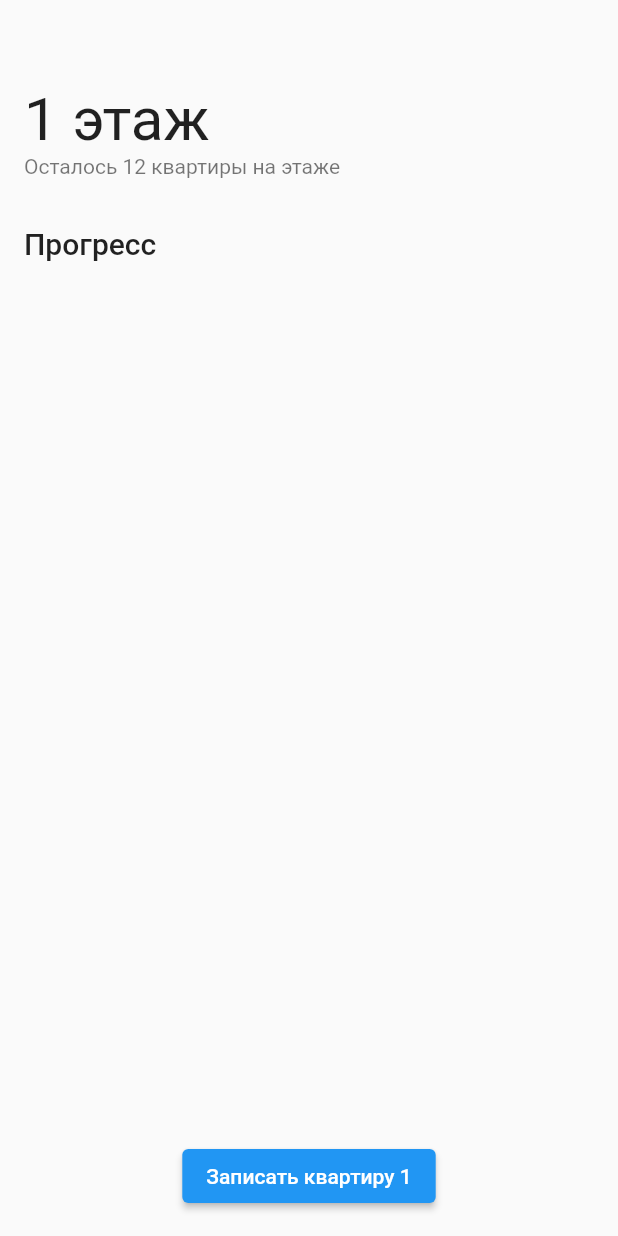
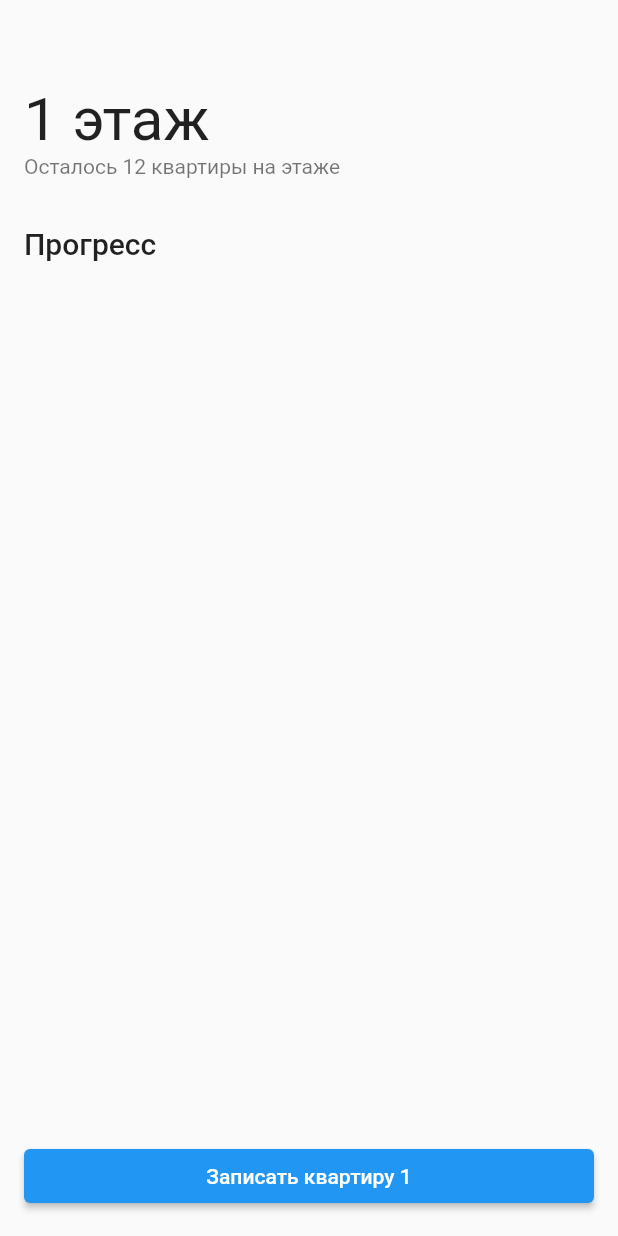
Before and after one commit to voyager-108/frontend, a Flutter app: the screen it shows after launch, on a phone screen of 412 x 824 dp. Run offline on Flutter 3.47's test engine with Material 2 defaults, Android fonts, the phone set to English and light mode, and no system bars; our stand-ins replace camera, flutter_riverpod, location.

```diff
--- a/lib/camera/view/pages/camera_page.dart
+++ b/lib/camera/view/pages/camera_page.dart
@@ -42,6 +42,7 @@ class _CameraPageState extends ConsumerState<CameraPage> {
                         ref
                             .read(CameraDI.cameraPageControllerProvider)
                             .stopRecording(ref);
+                        Navigator.pop(context);
                       },
                       child: const Text("Закончить запись квартиры")),
                 )
--- a/lib/camera/view/pages/house_page.dart
+++ b/lib/camera/view/pages/house_page.dart
@@ -34,12 +34,7 @@ class _HousePageState extends ConsumerState<HousePage> {
       return const Center(
         child: Text("Нет доступа к камере"),
       );
-    } else if (ref.watch(DI.housePageState).isRecording()) {
-      // The camera is recording
-      return const CameraPage();
-    } else {
-      // The camera is idle
-      return const ProgressPage();
     }
+    return const ProgressPage();
   }
 }
--- a/lib/camera/view/pages/progress_page.dart
+++ b/lib/camera/view/pages/progress_page.dart
@@ -1,6 +1,7 @@
 import 'package:flutter/material.dart';
 import 'package:flutter_riverpod/flutter_riverpod.dart';
-
+import 'package:frontend/camera/view/pages/camera_page.dart';
+import 'package:frontend/core/view/fade_page_route.dart';
 import '../../../di.dart';
 import '../../../models/progress_model.dart';
 import '../../camera_di.dart';
@@ -61,19 +62,22 @@ class _ProgressPageState extends ConsumerState<ProgressPage> {
                   }),
             ),
             const Spacer(),
-            Align(
-              alignment: Alignment.center,
-              child: Padding(
-                padding: const EdgeInsets.only(bottom: 16.0),
+            Padding(
+              padding: const EdgeInsets.all(16.0),
               child: ElevatedButton(
                   onPressed: () {
                     ref
                         .read(CameraDI.cameraPageControllerProvider)
                         .startRecording(ref);
+                    Navigator.push(
+                        context,
+                        FadePageRoute(ProviderScope(
+                          parent: ProviderScope.containerOf(context),
+                          child: const CameraPage(),
+                        )));
                   },
                   child: Text(
                       "Записать квартиру ${ref.watch(DI.housePageState).currentFlat()}")),
-              ),
             )
           ],
         ),
--- /dev/null
+++ b/lib/core/view/fade_page_route.dart
@@ -0,0 +1,26 @@
+import 'package:flutter/material.dart';
+
+class FadePageRoute<T> extends PageRoute<T> {
+  final Widget child;
+  FadePageRoute(this.child);
+
+  @override
+  Color? get barrierColor => Colors.black;
+
+  @override
+  String? get barrierLabel => "barrier label";
+
+  @override
+  Widget buildPage(BuildContext context, Animation<double> animation,
+          Animation<double> secondaryAnimation) =>
+      FadeTransition(
+        opacity: animation,
+        child: child,
+      );
+
+  @override
+  bool get maintainState => true;
+
+  @override
+  Duration get transitionDuration => const Duration(milliseconds: 200);
+}
--- a/lib/di.dart
+++ b/lib/di.dart
@@ -1,4 +1,6 @@
 import 'package:camera/camera.dart';
+import 'package:flutter/animation.dart';
+import 'package:flutter/cupertino.dart';
 import 'package:flutter_riverpod/flutter_riverpod.dart';
 import 'package:frontend/camera/presentation/camera_page_change_notifier.dart';
 
@@ -18,4 +20,5 @@ class DI {
   static final housePageState =
       ChangeNotifierProvider<CameraPageChangeNotifier>(
           (_) => CameraPageChangeNotifier());
+  static final recordButtonKey = Provider<GlobalKey>((_) => GlobalKey());
 }
```
Also changed, not shown: lib/camera/presentation/camera_page_controller.dart (+26 -9 lines), 1 other file. Lines whose indentation alone changed are shown as unchanged.
